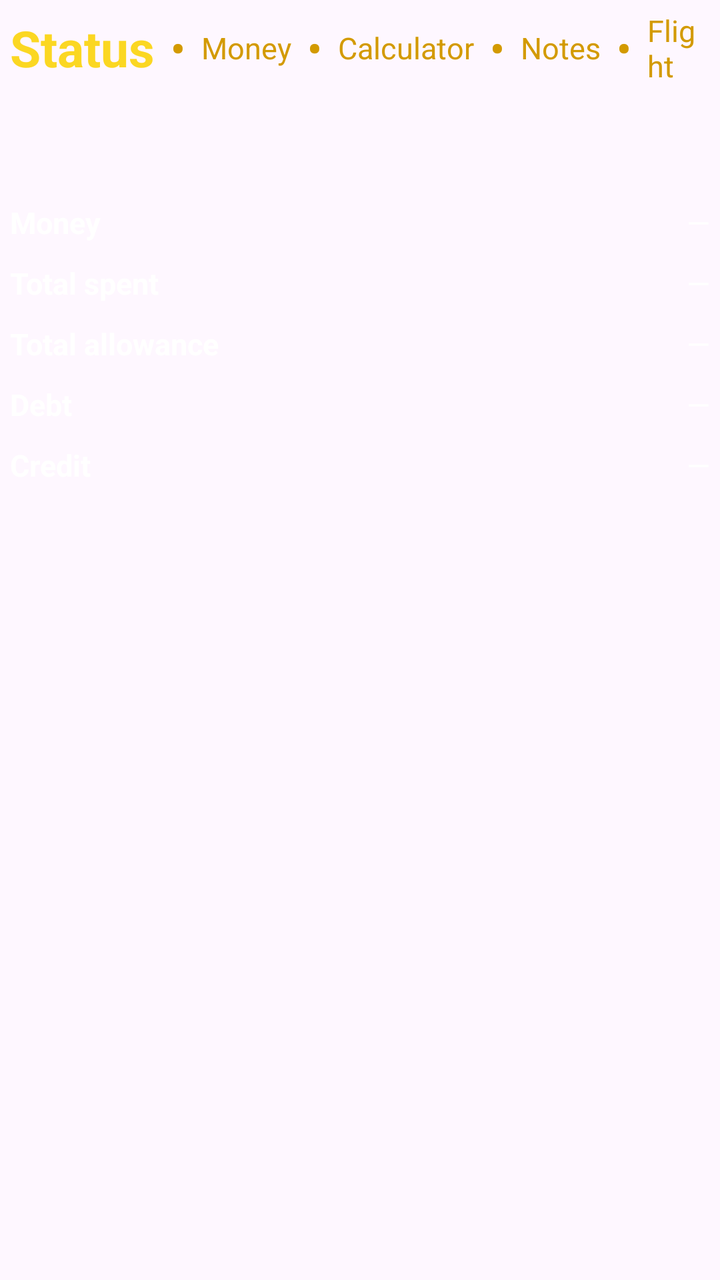
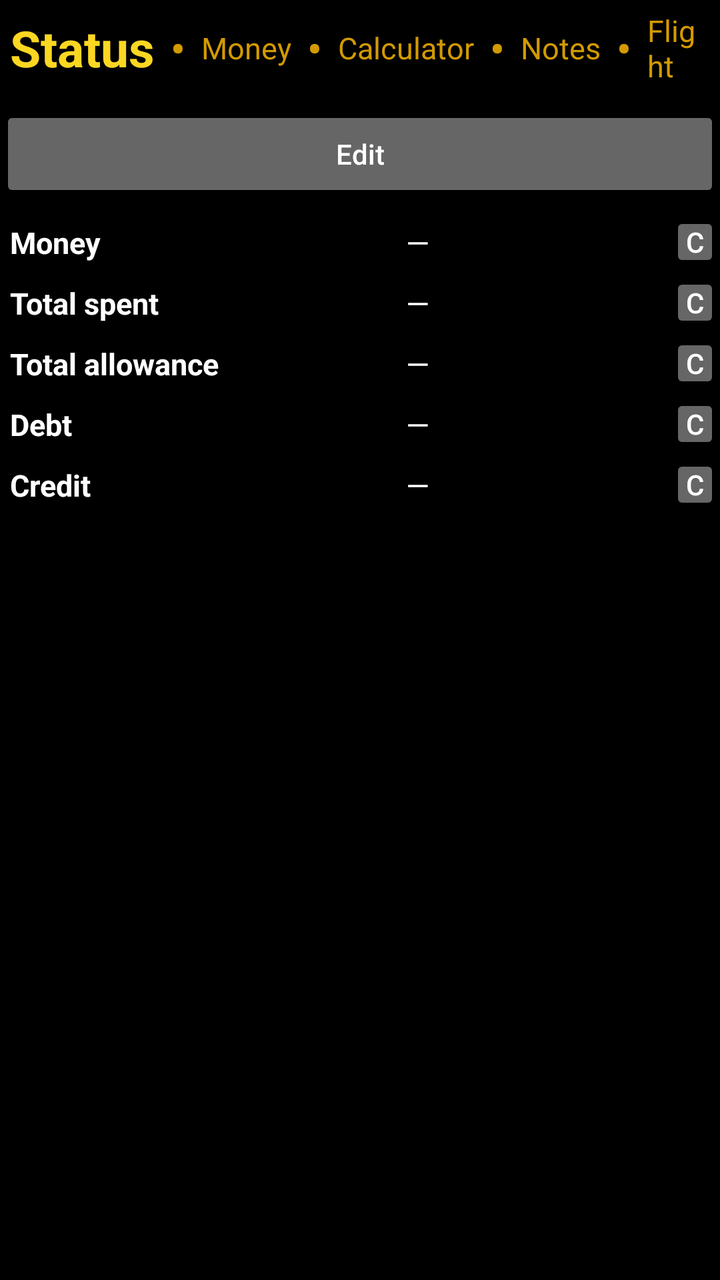

Screens rendered from an Android XML layout before and after an edit, with the pre-edit source and the edit as a unified diff.
<!-- AndroidManifest.xml: application theme Theme.Money -->
<!-- res/layout/i_i_status.xml -->
<?xml version="1.0" encoding="utf-8"?>
<androidx.constraintlayout.widget.ConstraintLayout
    xmlns:android="http://schemas.android.com/apk/res/android"
    xmlns:app="http://schemas.android.com/apk/res-auto"
    android:layout_width="match_parent"
    android:layout_height="match_parent">

    
    <LinearLayout
        android:id="@+id/main_action_bar"
        android:layout_width="wrap_content"
        android:layout_height="wrap_content"
        android:gravity="center"
        android:orientation="horizontal"
        app:layout_constraintStart_toStartOf="parent"
        app:layout_constraintTop_toTopOf="parent">

        
        <TextView
            android:text="@string/ab_status"
            android:layout_width="wrap_content"
            android:layout_height="wrap_content"
            android:padding="5dp"
            android:textStyle="bold"
            android:textSize="25sp"
            android:textColor="#fbd722"/>

        
        <TextView
            android:text="@string/ab_separator"
            android:layout_width="wrap_content"
            android:layout_height="wrap_content"
            android:padding="3dp"
            android:textStyle="bold"
            android:textSize="20sp"
            android:textColor="#d39a00"/>

        
        <TextView
            android:id="@+id/ab_money"
            android:text="@string/ab_money"
            android:layout_width="wrap_content"
            android:layout_height="wrap_content"
            android:padding="5dp"
            android:textSize="15sp"
            android:textColor="#d39a00"
            android:clickable="true"
            android:focusable="true"/>

        
        <TextView
            android:text="@string/ab_separator"
            android:layout_width="wrap_content"
            android:layout_height="wrap_content"
            android:padding="3dp"
            android:textStyle="bold"
            android:textSize="20sp"
            android:textColor="#d39a00"/>

        
        <TextView
            android:id="@+id/ab_calculator"
            android:text="@string/ab_calculator"
            android:layout_width="wrap_content"
            android:layout_height="wrap_content"
            android:padding="5dp"
            android:textSize="15sp"
            android:textColor="#d39a00"
            android:clickable="true"
            android:focusable="true"/>

        
        <TextView
            android:text="@string/ab_separator"
            android:layout_width="wrap_content"
            android:layout_height="wrap_content"
            android:padding="3dp"
            android:textStyle="bold"
            android:textSize="20sp"
            android:textColor="#d39a00"/>

        
        <TextView
            android:id="@+id/ab_notes"
            android:text="@string/ab_notes"
            android:layout_width="wrap_content"
            android:layout_height="wrap_content"
            android:padding="5dp"
            android:textSize="15sp"
            android:textColor="#d39a00"
            android:clickable="true"
            android:focusable="true"/>

        
        <TextView
            android:text="@string/ab_separator"

            android:layout_width="wrap_content"
            android:layout_height="wrap_content"

            android:padding="3dp"
            android:textStyle="bold"
            android:textSize="20sp"
            android:textColor="#d39a00"/>

        
        <TextView
            android:id="@+id/ab_flight"
            android:text="Flight"

            android:layout_width="wrap_content"
            android:layout_height="wrap_content"

            android:padding="5dp"
            android:textSize="15sp"
            android:textColor="#d39a00"

            android:clickable="true"
            android:focusable="true"/>
    </LinearLayout>

    
    <LinearLayout
        android:id="@+id/places_action_bar"
        android:layout_width="0dp"
        android:layout_height="wrap_content"
        android:layout_marginTop="48dp"
        android:orientation="horizontal"
        android:baselineAligned="false"
        app:layout_constraintTop_toBottomOf="@id/main_action_bar"
        app:layout_constraintStart_toStartOf="parent"
        app:layout_constraintEnd_toEndOf="parent">

        
        <LinearLayout
            android:layout_width="0dp"
            android:layout_height="wrap_content"
            android:layout_weight="1"
            android:orientation="vertical">


            <TextView
                android:text="@string/s_d_leftover"
                android:textStyle="bold"
                android:layout_width="match_parent"
                android:layout_height="wrap_content"
                android:background="@null"
                android:gravity="start"
                android:textColor="#FFFFFF"
                android:textSize="15sp"
                android:padding="5dp"/>

            <TextView
                android:text="@string/s_d_spent"
                android:textStyle="bold"
                android:layout_width="match_parent"
                android:layout_height="wrap_content"
                android:background="@null"
                android:gravity="start"
                android:textColor="#FFFFFF"
                android:textSize="15sp"
                android:padding="5dp"/>

            <TextView
                android:text="@string/s_d_allowance"
                android:textStyle="bold"
                android:layout_width="match_parent"
                android:layout_height="wrap_content"
                android:background="@null"
                android:gravity="start"
                android:textColor="#FFFFFF"
                android:textSize="15sp"
                android:padding="5dp"/>

            <TextView
                android:text="@string/s_d_debt"
                android:textStyle="bold"
                android:layout_width="match_parent"
                android:layout_height="wrap_content"
                android:background="@null"
                android:gravity="start"
                android:textColor="#FFFFFF"
                android:textSize="15sp"
                android:padding="5dp"/>

            <TextView
                android:text="@string/s_d_credit"
                android:textStyle="bold"
                android:layout_width="match_parent"
                android:layout_height="wrap_content"
                android:background="@null"
                android:gravity="start"
                android:textColor="#FFFFFF"
                android:textSize="15sp"
                android:padding="5dp"/>
        </LinearLayout>

        
        <LinearLayout
            android:layout_width="0dp"
            android:layout_height="wrap_content"
            android:layout_weight="1"
            android:orientation="vertical">

            <TextView
                android:text="@string/s_s_leftover"
                android:id="@+id/s_s_leftover"
                android:layout_width="match_parent"
                android:layout_height="wrap_content"
                android:background="@null"
                android:gravity="end"
                android:textColor="#FFFFFF"
                android:textSize="15sp"
                android:padding="5dp"/>

            <TextView
                android:id="@+id/s_s_spent"
                android:text="@string/s_s_spent"
                android:layout_width="match_parent"
                android:layout_height="wrap_content"
                android:background="@null"
                android:gravity="end"
                android:textColor="#FFFFFF"
                android:textSize="15sp"
                android:padding="5dp"/>

            <TextView
                android:text="@string/s_s_allowance"
                android:id="@+id/s_s_allowance"
                android:layout_width="match_parent"
                android:layout_height="wrap_content"
                android:background="@null"
                android:gravity="end"
                android:textColor="#FFFFFF"
                android:textSize="15sp"
                android:padding="5dp"/>

            <TextView
                android:text="@string/s_s_debt"
                android:id="@+id/s_s_debt"
                android:layout_width="match_parent"
                android:layout_height="wrap_content"
                android:background="@null"
                android:gravity="end"
                android:textColor="#FFFFFF"
                android:textSize="15sp"
                android:padding="5dp"/>

            <TextView
                android:text="@string/s_s_credit"
                android:id="@+id/s_s_credit"
                android:layout_width="match_parent"
                android:layout_height="wrap_content"
                android:background="@null"
                android:gravity="end"
                android:textColor="#FFFFFF"
                android:textSize="15sp"
                android:padding="5dp"/>
        </LinearLayout>

    </LinearLayout>

</androidx.constraintlayout.widget.ConstraintLayout>
<!-- resources referenced by this layout -->
<resources>
  <string name="ab_calculator">   Calculator</string>
  <string name="ab_money">        Money</string>
  <string name="ab_notes">        Notes</string>
  <string name="ab_separator">    •</string>
  <string name="ab_status">       Status</string>
  <string name="s_d_allowance">   Total allowance</string>
  <string name="s_d_credit">      Credit</string>
  <string name="s_d_debt">        Debt</string>
  <string name="s_d_leftover">    Money</string>
  <string name="s_d_spent">       Total spent</string>
  <string name="s_s_allowance">   —</string>
  <string name="s_s_credit">      —</string>
  <string name="s_s_debt">        —</string>
  <string name="s_s_leftover">    —</string>
  <string name="s_s_spent">       —</string>
  <style name="Theme.Money" parent="Theme.Material3.DayNight.NoActionBar">
          
          <item name="colorPrimary">@color/purple_500</item>
          <item name="colorPrimaryVariant">@color/purple_700</item>
          <item name="colorOnPrimary">@color/white</item>
          
          <item name="colorSecondary">@color/teal_200</item>
          <item name="colorSecondaryVariant">@color/teal_700</item>
          <item name="colorOnSecondary">@color/black</item>
          
          <item name="android:statusBarColor">?attr/colorPrimaryVariant</item>
          
      </style>
  <color name="purple_500">#d39a00</color>
  <color name="purple_700">#d39a00</color>
  <color name="white">#FFFFFFFF</color>
  <color name="teal_200">#fbd722</color>
  <color name="teal_700">#fbd722</color>
  <color name="black">#FF000000</color>
</resources>

<!-- the commit's change to res/layout/i_i_status.xml (unified diff, before → after) -->
@@ -3,7 +3,8 @@
     xmlns:android="http://schemas.android.com/apk/res/android"
     xmlns:app="http://schemas.android.com/apk/res-auto"
     android:layout_width="match_parent"
-    android:layout_height="match_parent">
+    android:layout_height="match_parent"
+    android:background="#000000">
 
     
     <LinearLayout
@@ -119,145 +120,275 @@
             android:focusable="true"/>
     </LinearLayout>
 
-    
     <LinearLayout
-        android:id="@+id/places_action_bar"
+        android:id="@+id/button_bar"
         android:layout_width="0dp"
         android:layout_height="wrap_content"
-        android:layout_marginTop="48dp"
+        android:layout_marginTop="5dp"
+        android:gravity="center"
         android:orientation="horizontal"
-        android:baselineAligned="false"
         app:layout_constraintTop_toBottomOf="@id/main_action_bar"
         app:layout_constraintStart_toStartOf="parent"
         app:layout_constraintEnd_toEndOf="parent">
 
+        <androidx.appcompat.widget.AppCompatButton
+            android:id="@+id/s_b_edit"
+            android:backgroundTint="#666666"
+            android:text="@string/d_b_edit"
+            android:textAllCaps="false"
+            android:textColor="#FFFFFF"
+            android:layout_width="match_parent"
+            android:layout_height="wrap_content"/>
+    </LinearLayout>
+
+    
+    <LinearLayout
+        android:layout_width="match_parent"
+        android:layout_height="wrap_content"
+        android:baselineAligned="false"
+        android:orientation="horizontal"
+        android:layout_marginTop="5dp"
+        app:layout_constraintTop_toBottomOf="@id/button_bar">
+
+        
+
         
         <LinearLayout
+            android:id="@+id/input_bar"
             android:layout_width="0dp"
             android:layout_height="wrap_content"
-            android:layout_weight="1"
+            android:layout_weight="1.10"
             android:orientation="vertical">
 
-
-            <TextView
+            <EditText
                 android:text="@string/s_d_leftover"
-                android:textStyle="bold"
-                android:layout_width="match_parent"
-                android:layout_height="wrap_content"
-                android:background="@null"
-                android:gravity="start"
-                android:textColor="#FFFFFF"
-                android:textSize="15sp"
-                android:padding="5dp"/>
-
-            <TextView
+                android:layout_width="match_parent"
+                android:layout_height="wrap_content"
+                android:background="@null"
+                android:importantForAutofill="no"
+                android:inputType="numberDecimal"
+                android:padding="5dp"
+                android:textColor="#FFFFFF"
+                android:textColorHint="#666666"
+                android:textSize="15sp"
+                android:textStyle="bold"/>
+
+            <EditText
                 android:text="@string/s_d_spent"
-                android:textStyle="bold"
-                android:layout_width="match_parent"
-                android:layout_height="wrap_content"
-                android:background="@null"
-                android:gravity="start"
-                android:textColor="#FFFFFF"
-                android:textSize="15sp"
-                android:padding="5dp"/>
-
-            <TextView
+                android:layout_width="match_parent"
+                android:layout_height="wrap_content"
+                android:background="@null"
+                android:importantForAutofill="no"
+                android:inputType="numberDecimal"
+                android:padding="5dp"
+                android:textColor="#FFFFFF"
+                android:textColorHint="#666666"
+                android:textSize="15sp"
+                android:textStyle="bold"/>
+
+            <EditText
                 android:text="@string/s_d_allowance"
-                android:textStyle="bold"
-                android:layout_width="match_parent"
-                android:layout_height="wrap_content"
-                android:background="@null"
-                android:gravity="start"
-                android:textColor="#FFFFFF"
-                android:textSize="15sp"
-                android:padding="5dp"/>
-
-            <TextView
+                android:layout_width="match_parent"
+                android:layout_height="wrap_content"
+                android:background="@null"
+                android:importantForAutofill="no"
+                android:inputType="numberDecimal"
+                android:padding="5dp"
+                android:textColor="#FFFFFF"
+                android:textColorHint="#666666"
+                android:textSize="15sp"
+                android:textStyle="bold"/>
+
+            <EditText
                 android:text="@string/s_d_debt"
-                android:textStyle="bold"
-                android:layout_width="match_parent"
-                android:layout_height="wrap_content"
-                android:background="@null"
-                android:gravity="start"
-                android:textColor="#FFFFFF"
-                android:textSize="15sp"
-                android:padding="5dp"/>
-
-            <TextView
+                android:layout_width="match_parent"
+                android:layout_height="wrap_content"
+                android:background="@null"
+                android:importantForAutofill="no"
+                android:inputType="numberDecimal"
+                android:padding="5dp"
+                android:textColor="#FFFFFF"
+                android:textColorHint="#666666"
+                android:textSize="15sp"
+                android:textStyle="bold"/>
+
+            <EditText
                 android:text="@string/s_d_credit"
-                android:textStyle="bold"
-                android:layout_width="match_parent"
-                android:layout_height="wrap_content"
-                android:background="@null"
-                android:gravity="start"
-                android:textColor="#FFFFFF"
-                android:textSize="15sp"
-                android:padding="5dp"/>
+                android:layout_width="match_parent"
+                android:layout_height="wrap_content"
+                android:background="@null"
+                android:importantForAutofill="no"
+                android:inputType="numberDecimal"
+                android:padding="5dp"
+                android:textColor="#FFFFFF"
+                android:textColorHint="#666666"
+                android:textSize="15sp"
+                android:textStyle="bold"/>
         </LinearLayout>
 
-        
         <LinearLayout
+            android:id="@+id/enter_bar"
             android:layout_width="0dp"
             android:layout_height="wrap_content"
-            android:layout_weight="1"
+            android:layout_weight="0.90"
             android:orientation="vertical">
 
-            <TextView
-                android:text="@string/s_s_leftover"
-                android:id="@+id/s_s_leftover"
-                android:layout_width="match_parent"
-                android:layout_height="wrap_content"
-                android:background="@null"
-                android:gravity="end"
-                android:textColor="#FFFFFF"
-                android:textSize="15sp"
-                android:padding="5dp"/>
-
-            <TextView
-                android:id="@+id/s_s_spent"
-                android:text="@string/s_s_spent"
-                android:layout_width="match_parent"
-                android:layout_height="wrap_content"
-                android:background="@null"
-                android:gravity="end"
-                android:textColor="#FFFFFF"
-                android:textSize="15sp"
-                android:padding="5dp"/>
-
-            <TextView
-                android:text="@string/s_s_allowance"
-                android:id="@+id/s_s_allowance"
-                android:layout_width="match_parent"
-                android:layout_height="wrap_content"
-                android:background="@null"
-                android:gravity="end"
-                android:textColor="#FFFFFF"
-                android:textSize="15sp"
-                android:padding="5dp"/>
-
-            <TextView
-                android:text="@string/s_s_debt"
-                android:id="@+id/s_s_debt"
-                android:layout_width="match_parent"
-                android:layout_height="wrap_content"
-                android:background="@null"
-                android:gravity="end"
-                android:textColor="#FFFFFF"
-                android:textSize="15sp"
-                android:padding="5dp"/>
-
-            <TextView
-                android:text="@string/s_s_credit"
-                android:id="@+id/s_s_credit"
-                android:layout_width="match_parent"
-                android:layout_height="wrap_content"
-                android:background="@null"
-                android:gravity="end"
-                android:textColor="#FFFFFF"
-                android:textSize="15sp"
-                android:padding="5dp"/>
+            <LinearLayout
+                android:layout_width="match_parent"
+                android:layout_height="wrap_content"
+                android:gravity="center_vertical"
+                android:orientation="horizontal">
+
+                <EditText
+                    android:text="@string/s_s_leftover"
+                    android:id="@+id/s_s_leftover"
+
+                    android:layout_width="0dp"
+                    android:layout_height="wrap_content"
+                    android:layout_weight="1"
+                    android:background="@null"
+                    android:importantForAutofill="no"
+                    android:inputType="numberDecimal"
+                    android:padding="5dp"
+                    android:textColor="#FFFFFF"
+                    android:textColorHint="#666666"
+                    android:textSize="15sp" />
+                <androidx.appcompat.widget.AppCompatButton
+                    android:id="@+id/s_b_leftover"
+
+                    android:layout_width="25dp"
+                    android:layout_height="30dp"
+                    android:backgroundTint="#666666"
+                    android:padding="0dp"
+                    android:text="C"
+                    android:textColor="#FFFFFF" />
+            </LinearLayout>
+
+            <LinearLayout
+                android:layout_width="match_parent"
+                android:layout_height="wrap_content"
+                android:gravity="center_vertical"
+                android:orientation="horizontal">
+
+                <EditText
+                    android:text="@string/s_s_spent"
+                    android:id="@+id/s_s_spent"
+
+                    android:layout_width="0dp"
+                    android:layout_height="wrap_content"
+                    android:layout_weight="1"
+                    android:background="@null"
+                    android:importantForAutofill="no"
+                    android:inputType="numberDecimal"
+                    android:padding="5dp"
+                    android:textColor="#FFFFFF"
+                    android:textColorHint="#666666"
+                    android:textSize="15sp" />
+                <androidx.appcompat.widget.AppCompatButton
+                    android:id="@+id/s_b_spent"
+
+                    android:layout_width="25dp"
+                    android:layout_height="30dp"
+                    android:backgroundTint="#666666"
+                    android:padding="0dp"
+                    android:text="C"
+                    android:textColor="#FFFFFF" />
+            </LinearLayout>
+
+            <LinearLayout
+                android:layout_width="match_parent"
+                android:layout_height="wrap_content"
+                android:gravity="center_vertical"
+                android:orientation="horizontal">
+
+                <EditText
+                    android:text="@string/s_s_allowance"
+                    android:id="@+id/s_s_allowance"
+
+                    android:layout_width="0dp"
+                    android:layout_height="wrap_content"
+                    android:layout_weight="1"
+                    android:background="@null"
+                    android:importantForAutofill="no"
+                    android:inputType="numberDecimal"
+                    android:padding="5dp"
+                    android:textColor="#FFFFFF"
+                    android:textColorHint="#666666"
+                    android:textSize="15sp" />
+                <androidx.appcompat.widget.AppCompatButton
+                    android:id="@+id/s_b_allowance"
+
+                    android:layout_width="25dp"
+                    android:layout_height="30dp"
+                    android:backgroundTint="#666666"
+                    android:padding="0dp"
+                    android:text="C"
+                    android:textColor="#FFFFFF" />
+            </LinearLayout>
+
+            <LinearLayout
+                android:layout_width="match_parent"
+                android:layout_height="wrap_content"
+                android:gravity="center_vertical"
+                android:orientation="horizontal">
+
+                <EditText
+                    android:text="@string/s_s_debt"
+                    android:id="@+id/s_s_debt"
+
+                    android:layout_width="0dp"
+                    android:layout_height="wrap_content"
+                    android:layout_weight="1"
+                    android:background="@null"
+                    android:importantForAutofill="no"
+                    android:inputType="numberDecimal"
+                    android:padding="5dp"
+                    android:textColor="#FFFFFF"
+                    android:textColorHint="#666666"
+                    android:textSize="15sp" />
+                <androidx.appcompat.widget.AppCompatButton
+                    android:id="@+id/s_b_debt"
+
+                    android:layout_width="25dp"
+                    android:layout_height="30dp"
+                    android:backgroundTint="#666666"
+                    android:padding="0dp"
+                    android:text="C"
+                    android:textColor="#FFFFFF" />
+            </LinearLayout>
+
+            <LinearLayout
+                android:layout_width="match_parent"
+                android:layout_height="wrap_content"
+                android:gravity="center_vertical"
+                android:orientation="horizontal">
+
+                <EditText
+                    android:text="@string/s_s_credit"
+                    android:id="@+id/s_s_credit"
+
+                    android:layout_width="0dp"
+                    android:layout_height="wrap_content"
+                    android:layout_weight="1"
+                    android:background="@null"
+                    android:importantForAutofill="no"
+                    android:inputType="numberDecimal"
+                    android:padding="5dp"
+                    android:textColor="#FFFFFF"
+                    android:textColorHint="#666666"
+                    android:textSize="15sp" />
+                <androidx.appcompat.widget.AppCompatButton
+                    android:id="@+id/s_b_credit"
+
+                    android:layout_width="25dp"
+                    android:layout_height="30dp"
+                    android:backgroundTint="#666666"
+                    android:padding="0dp"
+                    android:text="C"
+                    android:textColor="#FFFFFF" />
+            </LinearLayout>
+
         </LinearLayout>
-
     </LinearLayout>
 
 </androidx.constraintlayout.widget.ConstraintLayout>
<!-- resource entries referenced after the edit -->
@@ -5,6 +5,7 @@
   <string name="ab_notes">        Notes</string>
   <string name="ab_separator">    •</string>
   <string name="ab_status">       Status</string>
+  <string name="d_b_edit">        Edit</string>
   <string name="s_d_allowance">   Total allowance</string>
   <string name="s_d_credit">      Credit</string>
   <string name="s_d_debt">        Debt</string>
